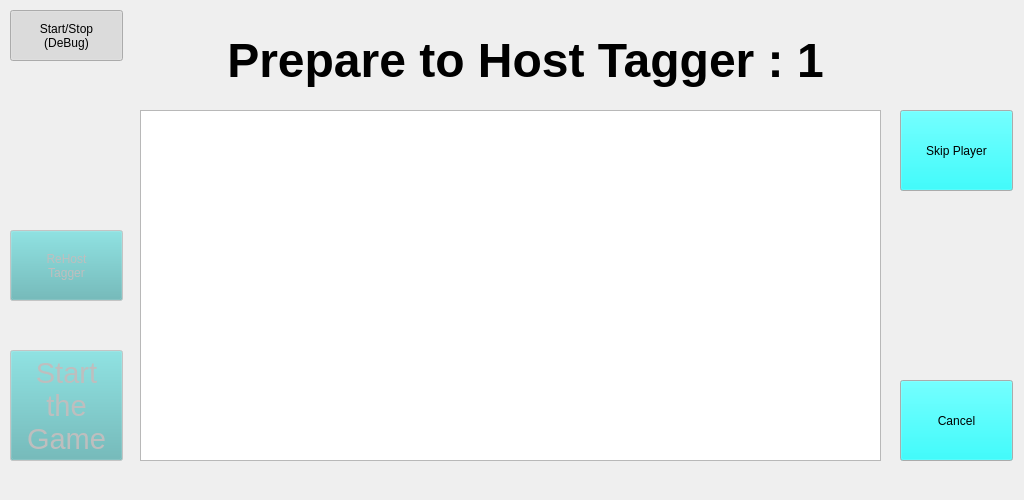
Before: the Qt Designer form HostGameWindow.ui in rmick/Combobulator, drawn with Qt 5.
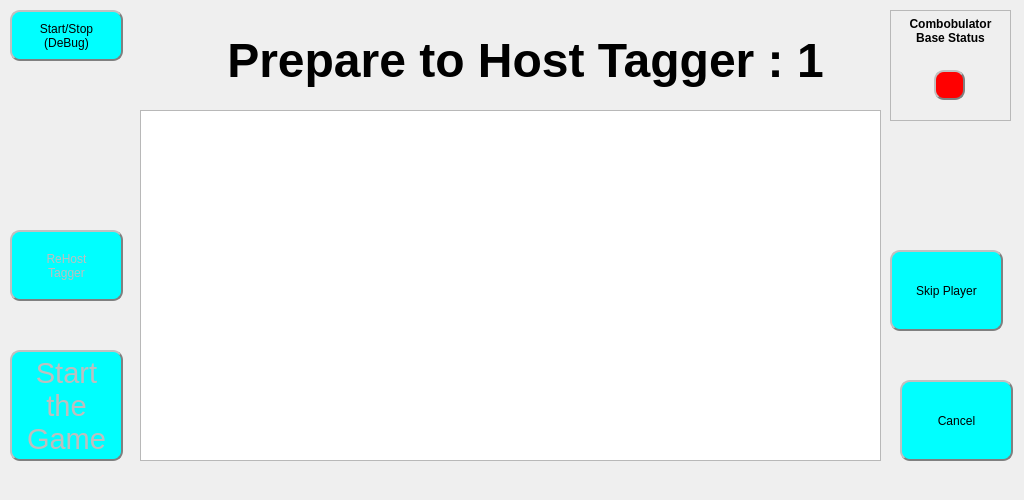
After: the same form once the commit is applied.

Commit message: Spies now working properly. BaseStation Status LED added

Patch:
```diff
--- a/HostGameWindow.ui
+++ b/HostGameWindow.ui
@@ -13,6 +13,27 @@
   <property name="windowTitle">
    <string>Dialog</string>
   </property>
+  <property name="styleSheet">
+   <string notr="true">QPushButton
+{
+    background-color: cyan;
+    border-style: outset;
+    border-width: 2px;
+    border-radius: 10px;
+    border-color: grey;
+}
+
+QPushbutton:checked
+{
+    background-color: rgb(100,255,255);
+	font-weight: bold;
+}
+
+QPushbutton:disabled
+{
+	background-color: grey;
+}</string>
+  </property>
   <widget class="QPushButton" name="btn_Cancel">
    <property name="geometry">
     <rect>
@@ -34,6 +55,24 @@
         </color>
        </brush>
       </colorrole>
+      <colorrole role="Base">
+       <brush brushstyle="SolidPattern">
+        <color alpha="255">
+         <red>0</red>
+         <green>255</green>
+         <blue>255</blue>
+        </color>
+       </brush>
+      </colorrole>
+      <colorrole role="Window">
+       <brush brushstyle="SolidPattern">
+        <color alpha="255">
+         <red>0</red>
+         <green>255</green>
+         <blue>255</blue>
+        </color>
+       </brush>
+      </colorrole>
      </active>
      <inactive>
       <colorrole role="Button">
@@ -45,14 +84,50 @@
         </color>
        </brush>
       </colorrole>
+      <colorrole role="Base">
+       <brush brushstyle="SolidPattern">
+        <color alpha="255">
+         <red>0</red>
+         <green>255</green>
+         <blue>255</blue>
+        </color>
+       </brush>
+      </colorrole>
+      <colorrole role="Window">
+       <brush brushstyle="SolidPattern">
+        <color alpha="255">
+         <red>0</red>
+         <green>255</green>
+         <blue>255</blue>
+        </color>
+       </brush>
+      </colorrole>
      </inactive>
      <disabled>
       <colorrole role="Button">
        <brush brushstyle="SolidPattern">
         <color alpha="255">
-         <red>93</red>
-         <green>180</green>
-         <blue>181</blue>
+         <red>0</red>
+         <green>255</green>
+         <blue>255</blue>
+        </color>
+       </brush>
+      </colorrole>
+      <colorrole role="Base">
+       <brush brushstyle="SolidPattern">
+        <color alpha="255">
+         <red>0</red>
+         <green>255</green>
+         <blue>255</blue>
+        </color>
+       </brush>
+      </colorrole>
+      <colorrole role="Window">
+       <brush brushstyle="SolidPattern">
+        <color alpha="255">
+         <red>0</red>
+         <green>255</green>
+         <blue>255</blue>
         </color>
        </brush>
       </colorrole>
@@ -128,8 +203,8 @@
   <widget class="QPushButton" name="btn_SkipPlayer">
    <property name="geometry">
     <rect>
-     <x>900</x>
-     <y>110</y>
+     <x>890</x>
+     <y>250</y>
      <width>113</width>
      <height>81</height>
     </rect>
@@ -146,6 +221,24 @@
         </color>
        </brush>
       </colorrole>
+      <colorrole role="Base">
+       <brush brushstyle="SolidPattern">
+        <color alpha="255">
+         <red>0</red>
+         <green>255</green>
+         <blue>255</blue>
+        </color>
+       </brush>
+      </colorrole>
+      <colorrole role="Window">
+       <brush brushstyle="SolidPattern">
+        <color alpha="255">
+         <red>0</red>
+         <green>255</green>
+         <blue>255</blue>
+        </color>
+       </brush>
+      </colorrole>
      </active>
      <inactive>
       <colorrole role="Button">
@@ -157,14 +250,50 @@
         </color>
        </brush>
       </colorrole>
+      <colorrole role="Base">
+       <brush brushstyle="SolidPattern">
+        <color alpha="255">
+         <red>0</red>
+         <green>255</green>
+         <blue>255</blue>
+        </color>
+       </brush>
+      </colorrole>
+      <colorrole role="Window">
+       <brush brushstyle="SolidPattern">
+        <color alpha="255">
+         <red>0</red>
+         <green>255</green>
+         <blue>255</blue>
+        </color>
+       </brush>
+      </colorrole>
      </inactive>
      <disabled>
       <colorrole role="Button">
        <brush brushstyle="SolidPattern">
         <color alpha="255">
-         <red>93</red>
-         <green>180</green>
-         <blue>181</blue>
+         <red>0</red>
+         <green>255</green>
+         <blue>255</blue>
+        </color>
+       </brush>
+      </colorrole>
+      <colorrole role="Base">
+       <brush brushstyle="SolidPattern">
+        <color alpha="255">
+         <red>0</red>
+         <green>255</green>
+         <blue>255</blue>
+        </color>
+       </brush>
+      </colorrole>
+      <colorrole role="Window">
+       <brush brushstyle="SolidPattern">
+        <color alpha="255">
+         <red>0</red>
+         <green>255</green>
+         <blue>255</blue>
         </color>
        </brush>
       </colorrole>
@@ -199,6 +328,24 @@
         </color>
        </brush>
       </colorrole>
+      <colorrole role="Base">
+       <brush brushstyle="SolidPattern">
+        <color alpha="255">
+         <red>0</red>
+         <green>255</green>
+         <blue>255</blue>
+        </color>
+       </brush>
+      </colorrole>
+      <colorrole role="Window">
+       <brush brushstyle="SolidPattern">
+        <color alpha="255">
+         <red>0</red>
+         <green>255</green>
+         <blue>255</blue>
+        </color>
+       </brush>
+      </colorrole>
      </active>
      <inactive>
       <colorrole role="Button">
@@ -210,14 +357,50 @@
         </color>
        </brush>
       </colorrole>
+      <colorrole role="Base">
+       <brush brushstyle="SolidPattern">
+        <color alpha="255">
+         <red>0</red>
+         <green>255</green>
+         <blue>255</blue>
+        </color>
+       </brush>
+      </colorrole>
+      <colorrole role="Window">
+       <brush brushstyle="SolidPattern">
+        <color alpha="255">
+         <red>0</red>
+         <green>255</green>
+         <blue>255</blue>
+        </color>
+       </brush>
+      </colorrole>
      </inactive>
      <disabled>
       <colorrole role="Button">
        <brush brushstyle="SolidPattern">
         <color alpha="255">
-         <red>93</red>
-         <green>180</green>
-         <blue>181</blue>
+         <red>0</red>
+         <green>255</green>
+         <blue>255</blue>
+        </color>
+       </brush>
+      </colorrole>
+      <colorrole role="Base">
+       <brush brushstyle="SolidPattern">
+        <color alpha="255">
+         <red>0</red>
+         <green>255</green>
+         <blue>255</blue>
+        </color>
+       </brush>
+      </colorrole>
+      <colorrole role="Window">
+       <brush brushstyle="SolidPattern">
+        <color alpha="255">
+         <red>0</red>
+         <green>255</green>
+         <blue>255</blue>
         </color>
        </brush>
       </colorrole>
@@ -262,6 +445,24 @@
         </color>
        </brush>
       </colorrole>
+      <colorrole role="Base">
+       <brush brushstyle="SolidPattern">
+        <color alpha="255">
+         <red>0</red>
+         <green>255</green>
+         <blue>255</blue>
+        </color>
+       </brush>
+      </colorrole>
+      <colorrole role="Window">
+       <brush brushstyle="SolidPattern">
+        <color alpha="255">
+         <red>0</red>
+         <green>255</green>
+         <blue>255</blue>
+        </color>
+       </brush>
+      </colorrole>
      </active>
      <inactive>
       <colorrole role="Button">
@@ -273,14 +474,50 @@
         </color>
        </brush>
       </colorrole>
+      <colorrole role="Base">
+       <brush brushstyle="SolidPattern">
+        <color alpha="255">
+         <red>0</red>
+         <green>255</green>
+         <blue>255</blue>
+        </color>
+       </brush>
+      </colorrole>
+      <colorrole role="Window">
+       <brush brushstyle="SolidPattern">
+        <color alpha="255">
+         <red>0</red>
+         <green>255</green>
+         <blue>255</blue>
+        </color>
+       </brush>
+      </colorrole>
      </inactive>
      <disabled>
       <colorrole role="Button">
        <brush brushstyle="SolidPattern">
         <color alpha="255">
-         <red>93</red>
-         <green>180</green>
-         <blue>181</blue>
+         <red>0</red>
+         <green>255</green>
+         <blue>255</blue>
+        </color>
+       </brush>
+      </colorrole>
+      <colorrole role="Base">
+       <brush brushstyle="SolidPattern">
+        <color alpha="255">
+         <red>0</red>
+         <green>255</green>
+         <blue>255</blue>
+        </color>
+       </brush>
+      </colorrole>
+      <colorrole role="Window">
+       <brush brushstyle="SolidPattern">
+        <color alpha="255">
+         <red>0</red>
+         <green>255</green>
+         <blue>255</blue>
         </color>
        </brush>
       </colorrole>
@@ -295,6 +532,172 @@
     <bool>false</bool>
    </property>
   </widget>
+  <widget class="QFrame" name="frame">
+   <property name="geometry">
+    <rect>
+     <x>890</x>
+     <y>10</y>
+     <width>121</width>
+     <height>111</height>
+    </rect>
+   </property>
+   <property name="frameShape">
+    <enum>QFrame::StyledPanel</enum>
+   </property>
+   <property name="frameShadow">
+    <enum>QFrame::Raised</enum>
+   </property>
+   <property name="lineWidth">
+    <number>5</number>
+   </property>
+   <property name="midLineWidth">
+    <number>3</number>
+   </property>
+   <widget class="QLabel" name="label_TCPcommsStatus">
+    <property name="geometry">
+     <rect>
+      <x>0</x>
+      <y>0</y>
+      <width>121</width>
+      <height>41</height>
+     </rect>
+    </property>
+    <property name="font">
+     <font>
+      <weight>75</weight>
+      <bold>true</bold>
+     </font>
+    </property>
+    <property name="text">
+     <string>Combobulator
+Base Status</string>
+    </property>
+    <property name="alignment">
+     <set>Qt::AlignCenter</set>
+    </property>
+   </widget>
+   <widget class="QPushButton" name="led_Status">
+    <property name="geometry">
+     <rect>
+      <x>44</x>
+      <y>60</y>
+      <width>31</width>
+      <height>30</height>
+     </rect>
+    </property>
+    <property name="palette">
+     <palette>
+      <active>
+       <colorrole role="Button">
+        <brush brushstyle="SolidPattern">
+         <color alpha="255">
+          <red>255</red>
+          <green>0</green>
+          <blue>0</blue>
+         </color>
+        </brush>
+       </colorrole>
+       <colorrole role="Base">
+        <brush brushstyle="SolidPattern">
+         <color alpha="255">
+          <red>255</red>
+          <green>0</green>
+          <blue>0</blue>
+         </color>
+        </brush>
+       </colorrole>
+       <colorrole role="Window">
+        <brush brushstyle="SolidPattern">
+         <color alpha="255">
+          <red>255</red>
+          <green>0</green>
+          <blue>0</blue>
+         </color>
+        </brush>
+       </colorrole>
+      </active>
+      <inactive>
+       <colorrole role="Button">
+        <brush brushstyle="SolidPattern">
+         <color alpha="255">
+          <red>255</red>
+          <green>0</green>
+          <blue>0</blue>
+         </color>
+        </brush>
+       </colorrole>
+       <colorrole role="Base">
+        <brush brushstyle="SolidPattern">
+         <color alpha="255">
+          <red>255</red>
+          <green>0</green>
+          <blue>0</blue>
+         </color>
+        </brush>
+       </colorrole>
+       <colorrole role="Window">
+        <brush brushstyle="SolidPattern">
+         <color alpha="255">
+          <red>255</red>
+          <green>0</green>
+          <blue>0</blue>
+         </color>
+        </brush>
+       </colorrole>
+      </inactive>
+      <disabled>
+       <colorrole role="Button">
+        <brush brushstyle="SolidPattern">
+         <color alpha="255">
+          <red>255</red>
+          <green>0</green>
+          <blue>0</blue>
+         </color>
+        </brush>
+       </colorrole>
+       <colorrole role="Base">
+        <brush brushstyle="SolidPattern">
+         <color alpha="255">
+          <red>255</red>
+          <green>0</green>
+          <blue>0</blue>
+         </color>
+        </brush>
+       </colorrole>
+       <colorrole role="Window">
+        <brush brushstyle="SolidPattern">
+         <color alpha="255">
+          <red>255</red>
+          <green>0</green>
+          <blue>0</blue>
+         </color>
+        </brush>
+       </colorrole>
+      </disabled>
+     </palette>
+    </property>
+    <property name="autoFillBackground">
+     <bool>false</bool>
+    </property>
+    <property name="styleSheet">
+     <string notr="true">QPushButton
+{
+    background-color: red;
+    border-style: outset;
+    border-width: 2px;
+    border-radius: 10px;
+    border-color: grey;
+}
+</string>
+    </property>
+    <property name="text">
+     <string/>
+    </property>
+    <property name="autoDefault">
+     <bool>false</bool>
+    </property>
+   </widget>
+  </widget>
  </widget>
  <resources/>
  <connections/>
```
The commit also changes 14 other files.
